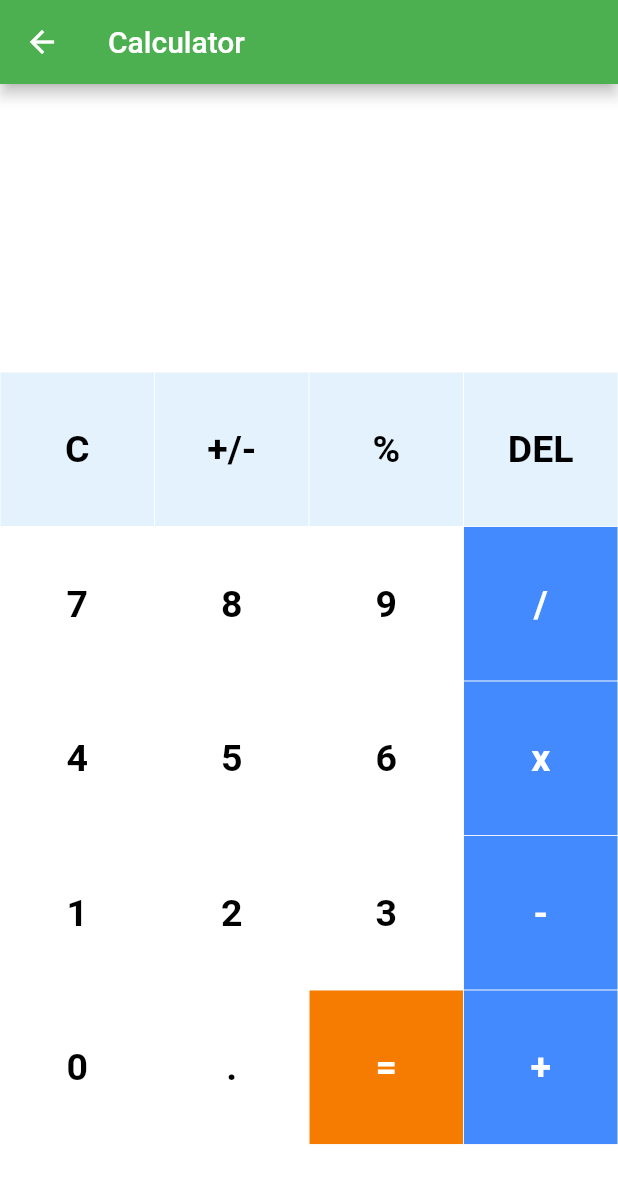
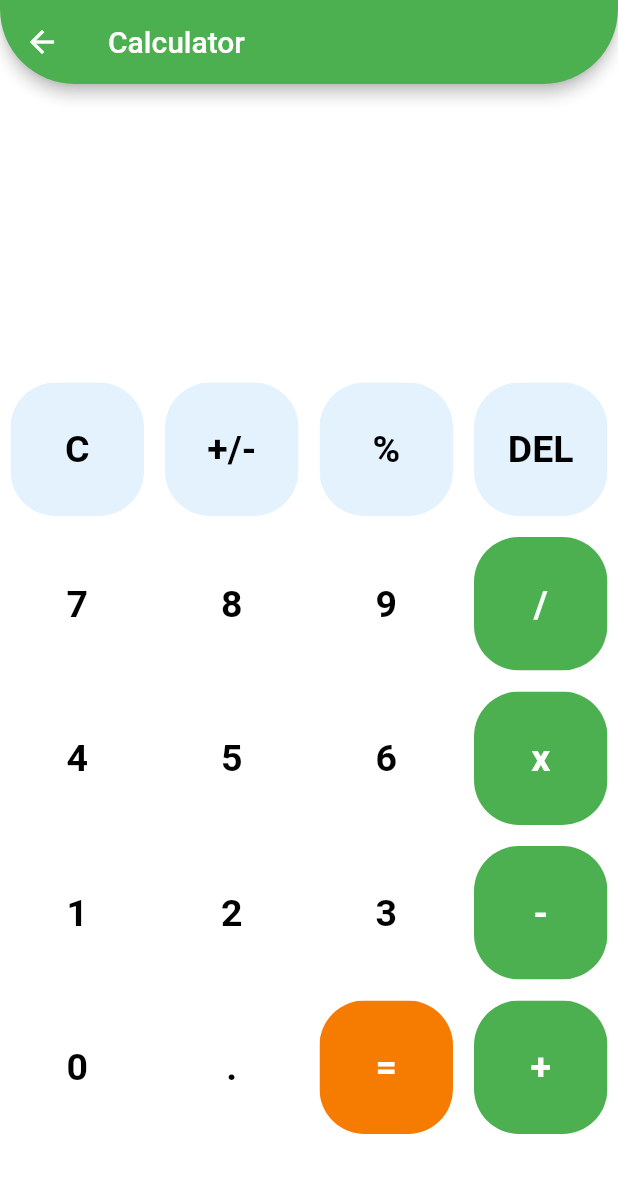
Before and after one commit to s-muel/woodCalculator_v1, a Flutter app: the CalculatorPage screen opened directly, on a phone screen of 412 x 824 dp. Shown: the top 1184 px of the screen. Run offline on Flutter 3.47's test engine with Material 2 defaults, Android fonts, the phone set to English and light mode, and no system bars; our stand-ins replace csv, math_expressions; missing offline and left inert: flutter_cached_pdfview.

Commit message:
added changes to the buttons

```diff
--- a/lib/calculator_page.dart
+++ b/lib/calculator_page.dart
@@ -1,4 +1,3 @@
-
 import 'package:flutter/material.dart';
 import 'package:math_expressions/math_expressions.dart';
 
@@ -39,13 +38,18 @@ class _CalculatorPageState extends State<CalculatorPage> {
   Widget build(BuildContext context) {
     return Scaffold(
       appBar: AppBar(
-        title: Text("Calculator"),
+        shape: const RoundedRectangleBorder(
+          borderRadius: BorderRadius.only(
+            bottomRight: Radius.circular(50),
+            bottomLeft: Radius.circular(50),
+          ),
+        ),
+        title: const Text("Calculator"),
       ), //AppBar
-      backgroundColor: Colors.white38,
+      backgroundColor: const Color.fromARGB(207, 255, 255, 255),
       body: Column(
         children: <Widget>[
           Expanded(
-            child: Container(
             child: Column(
                 mainAxisAlignment: MainAxisAlignment.spaceEvenly,
                 children: <Widget>[
@@ -54,7 +58,7 @@ class _CalculatorPageState extends State<CalculatorPage> {
                     alignment: Alignment.centerRight,
                     child: Text(
                       userInput,
-                        style: const TextStyle(fontSize: 18, color: Colors.white),
+                      style: const TextStyle(fontSize: 18, color: Colors.black),
                     ),
                   ),
                   Container(
@@ -64,18 +68,17 @@ class _CalculatorPageState extends State<CalculatorPage> {
                       answer,
                       style: const TextStyle(
                           fontSize: 30,
-                            color: Colors.white,
+                          color: Colors.black,
                           fontWeight: FontWeight.bold),
                     ),
                   )
                 ]),
           ),
-          ),
           Expanded(
             flex: 3,
             child: GridView.builder(
                 itemCount: buttons.length,
-                gridDelegate: SliverGridDelegateWithFixedCrossAxisCount(
+                gridDelegate: const SliverGridDelegateWithFixedCrossAxisCount(
                     crossAxisCount: 4),
                 itemBuilder: (BuildContext context, int index) {
                   // Clear Button
@@ -152,7 +155,7 @@ class _CalculatorPageState extends State<CalculatorPage> {
                       },
                       buttonText: buttons[index],
                       color: isOperator(buttons[index])
-                          ? Colors.blueAccent
+                          ? Colors.green
                           : Colors.white,
                       textColor: isOperator(buttons[index])
                           ? Colors.white
@@ -206,9 +209,9 @@ class MyButton extends StatelessWidget {
     return GestureDetector(
       onTap: buttontapped,
       child: Padding(
-        padding: const EdgeInsets.all(0.2),
+        padding: const EdgeInsets.all(7),
         child: ClipRRect(
-          // borderRadius: BorderRadius.circular(25),
+          borderRadius: BorderRadius.circular(30),
           child: Container(
             color: color,
             child: Center(
```
Also changed, not shown: lib/log_volume.dart (+5 -3 lines). Lines whose indentation alone changed are shown as unchanged.
